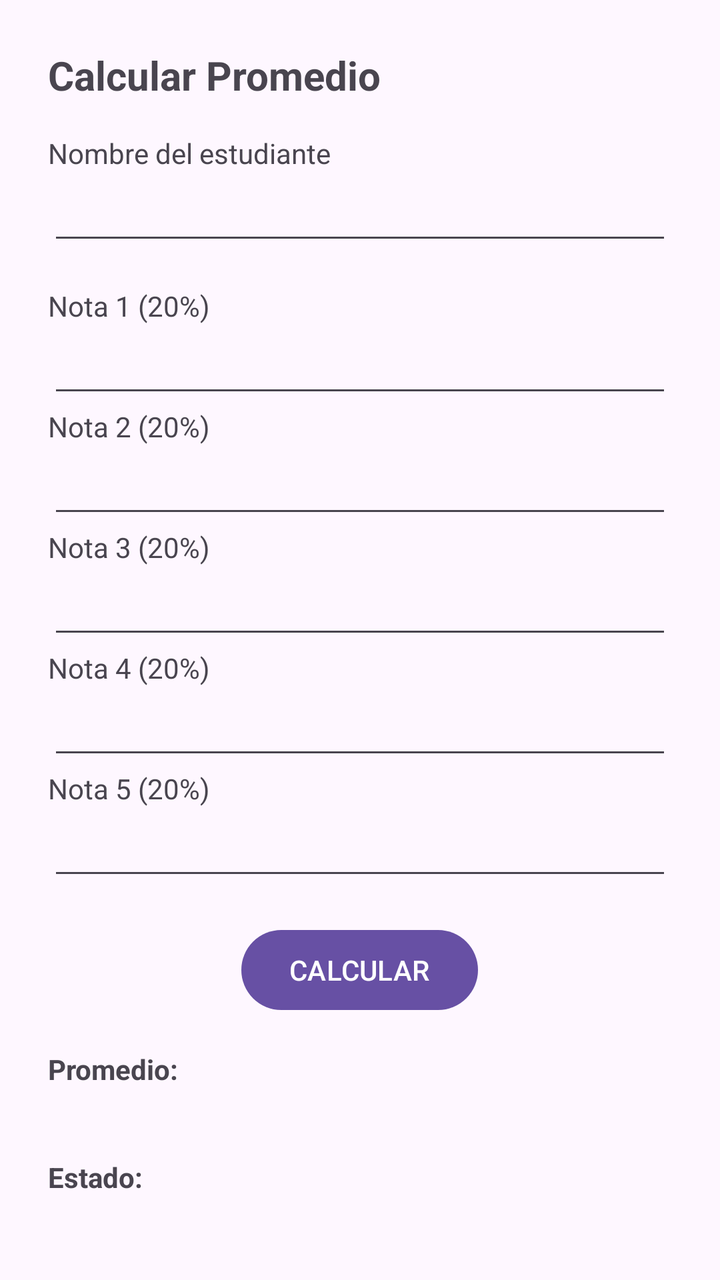
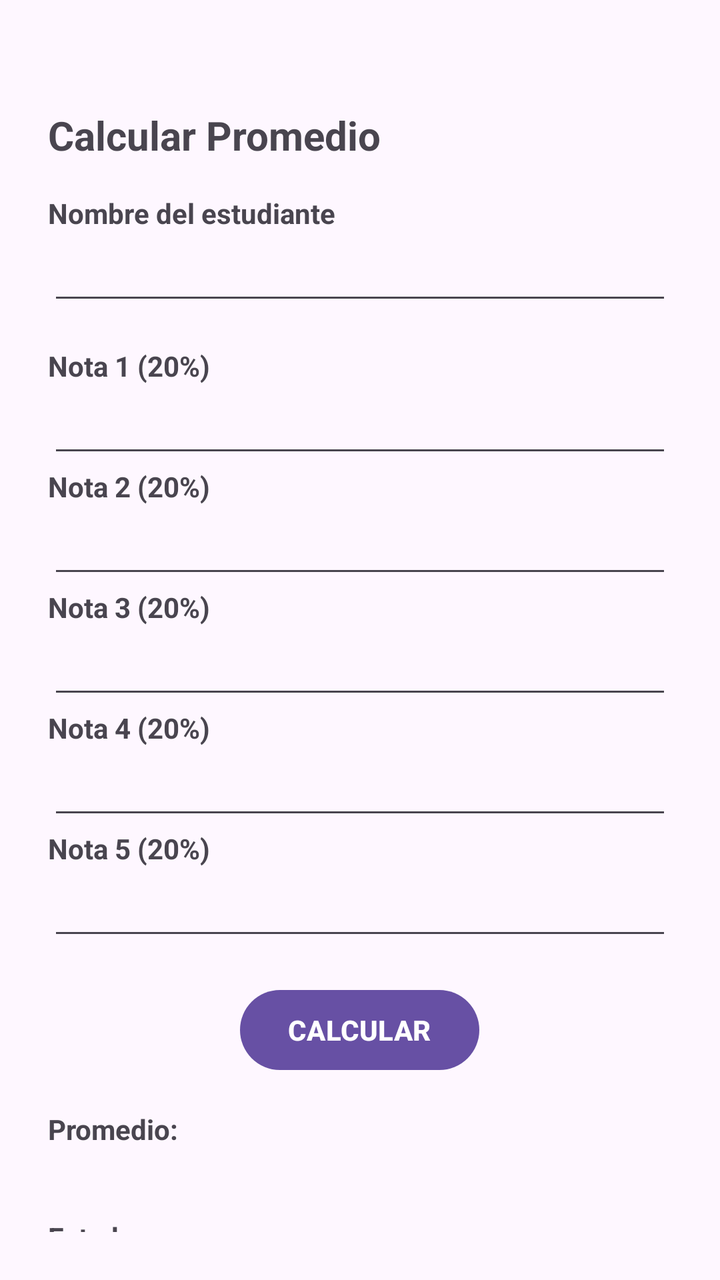

The first picture is an Android layout as it rendered before a commit; the second is the same layout after the commit. The layout source and the unified diff follow.
<!-- AndroidManifest.xml: application theme Theme.Desafio1 -->
<!-- res/layout/activity_promedio.xml -->
<?xml version="1.0" encoding="utf-8"?>
<LinearLayout xmlns:android="http://schemas.android.com/apk/res/android"
    xmlns:tools="http://schemas.android.com/tools"
    android:id="@+id/main"
    android:layout_width="match_parent"
    android:layout_height="match_parent"
    android:orientation="vertical"
    android:padding="24dp"
    tools:context=".PromedioActivity">

    <TextView
        android:layout_width="wrap_content"
        android:layout_height="wrap_content"
        android:text="@string/titulo_promedio"
        android:textSize="20sp"
        android:textStyle="bold"
        android:layout_marginBottom="16dp" />

    <TextView
        android:layout_width="wrap_content"
        android:layout_height="wrap_content"
        android:text="@string/label_nombre" />

    <EditText
        android:id="@+id/nombreEditText"
        android:layout_width="match_parent"
        android:layout_height="wrap_content"
        android:inputType="textPersonName"
        android:layout_marginBottom="16dp" />

    <TextView
        android:layout_width="wrap_content"
        android:layout_height="wrap_content"
        android:text="@string/hint_nota1" />

    <EditText
        android:id="@+id/nota1EditText"
        android:layout_width="match_parent"
        android:layout_height="wrap_content"
        android:inputType="numberDecimal" />

    <TextView
        android:layout_width="wrap_content"
        android:layout_height="wrap_content"
        android:text="@string/hint_nota2" />

    <EditText
        android:id="@+id/nota2EditText"
        android:layout_width="match_parent"
        android:layout_height="wrap_content"
        android:inputType="numberDecimal" />

    <TextView
        android:layout_width="wrap_content"
        android:layout_height="wrap_content"
        android:text="@string/hint_nota3" />

    <EditText
        android:id="@+id/nota3EditText"
        android:layout_width="match_parent"
        android:layout_height="wrap_content"
        android:inputType="numberDecimal" />

    <TextView
        android:layout_width="wrap_content"
        android:layout_height="wrap_content"
        android:text="@string/hint_nota4" />

    <EditText
        android:id="@+id/nota4EditText"
        android:layout_width="match_parent"
        android:layout_height="wrap_content"
        android:inputType="numberDecimal" />

    <TextView
        android:layout_width="wrap_content"
        android:layout_height="wrap_content"
        android:text="@string/hint_nota5" />

    <EditText
        android:id="@+id/nota5EditText"
        android:layout_width="match_parent"
        android:layout_height="wrap_content"
        android:inputType="numberDecimal"
        android:layout_marginBottom="16dp" />

    <Button
        android:id="@+id/calcularBtn"
        android:layout_width="wrap_content"
        android:layout_height="wrap_content"
        android:layout_gravity="center_horizontal"
        android:text="@string/btn_calcular_promedio"
        android:layout_marginBottom="16dp" />

    <TextView
        android:layout_width="wrap_content"
        android:layout_height="wrap_content"
        android:text="@string/label_promedio"
        android:textStyle="bold" />

    <TextView
        android:id="@+id/promedioTextView"
        android:layout_width="wrap_content"
        android:layout_height="wrap_content"
        android:layout_marginBottom="16dp" />

    <TextView
        android:layout_width="wrap_content"
        android:layout_height="wrap_content"
        android:text="@string/label_estado"
        android:textStyle="bold" />

    <TextView
        android:id="@+id/estadoTextView"
        android:layout_width="wrap_content"
        android:layout_height="wrap_content" />

    <Button
        android:id="@+id/volverBtn"
        android:layout_width="wrap_content"
        android:layout_height="wrap_content"
        android:layout_gravity="center_horizontal"
        android:layout_marginTop="24dp"
        android:text="@string/btn_volver" />

</LinearLayout>
<!-- resources referenced by this layout -->
<resources>
  <string name="btn_calcular_promedio">CALCULAR</string>
  <string name="btn_volver">Volver</string>
  <string name="hint_nota1">Nota 1 (20%)</string>
  <string name="hint_nota2">Nota 2 (20%)</string>
  <string name="hint_nota3">Nota 3 (20%)</string>
  <string name="hint_nota4">Nota 4 (20%)</string>
  <string name="hint_nota5">Nota 5 (20%)</string>
  <string name="label_estado">Estado:</string>
  <string name="label_nombre">Nombre del estudiante</string>
  <string name="label_promedio">Promedio:</string>
  <string name="titulo_promedio">Calcular Promedio</string>
  <style name="Theme.Desafio1" parent="Base.Theme.Desafio1" />
  <style name="Base.Theme.Desafio1" parent="Theme.Material3.DayNight.NoActionBar">
          
          
      </style>
</resources>

<!-- the commit's change to res/layout/activity_promedio.xml (unified diff, before → after) -->
@@ -9,6 +9,7 @@
     tools:context=".PromedioActivity">
 
     <TextView
+        android:layout_marginTop="30sp"
         android:layout_width="wrap_content"
         android:layout_height="wrap_content"
         android:text="@string/titulo_promedio"
@@ -17,6 +18,7 @@
         android:layout_marginBottom="16dp" />
 
     <TextView
+        android:textStyle="bold"
         android:layout_width="wrap_content"
         android:layout_height="wrap_content"
         android:text="@string/label_nombre" />
@@ -29,6 +31,7 @@
         android:layout_marginBottom="16dp" />
 
     <TextView
+        android:textStyle="bold"
         android:layout_width="wrap_content"
         android:layout_height="wrap_content"
         android:text="@string/hint_nota1" />
@@ -40,6 +43,7 @@
         android:inputType="numberDecimal" />
 
     <TextView
+        android:textStyle="bold"
         android:layout_width="wrap_content"
         android:layout_height="wrap_content"
         android:text="@string/hint_nota2" />
@@ -51,6 +55,7 @@
         android:inputType="numberDecimal" />
 
     <TextView
+        android:textStyle="bold"
         android:layout_width="wrap_content"
         android:layout_height="wrap_content"
         android:text="@string/hint_nota3" />
@@ -62,6 +67,7 @@
         android:inputType="numberDecimal" />
 
     <TextView
+        android:textStyle="bold"
         android:layout_width="wrap_content"
         android:layout_height="wrap_content"
         android:text="@string/hint_nota4" />
@@ -73,6 +79,7 @@
         android:inputType="numberDecimal" />
 
     <TextView
+        android:textStyle="bold"
         android:layout_width="wrap_content"
         android:layout_height="wrap_content"
         android:text="@string/hint_nota5" />
@@ -85,6 +92,7 @@
         android:layout_marginBottom="16dp" />
 
     <Button
+        android:textStyle="bold"
         android:id="@+id/calcularBtn"
         android:layout_width="wrap_content"
         android:layout_height="wrap_content"
@@ -116,6 +124,7 @@
         android:layout_height="wrap_content" />
 
     <Button
+        android:textStyle="bold"
         android:id="@+id/volverBtn"
         android:layout_width="wrap_content"
         android:layout_height="wrap_content"
